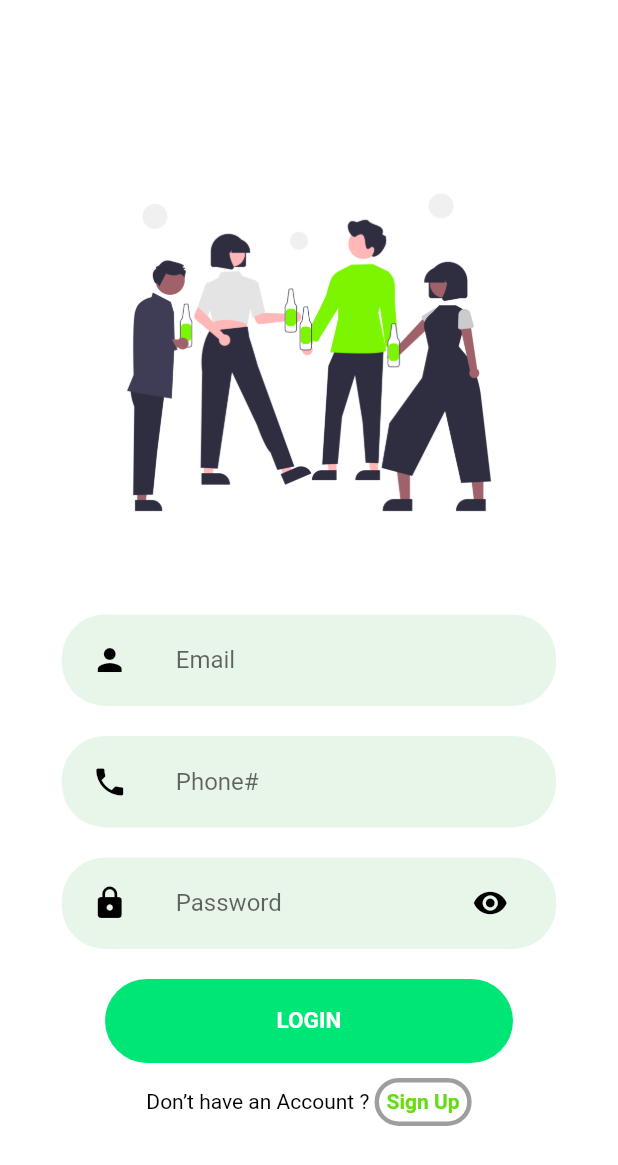
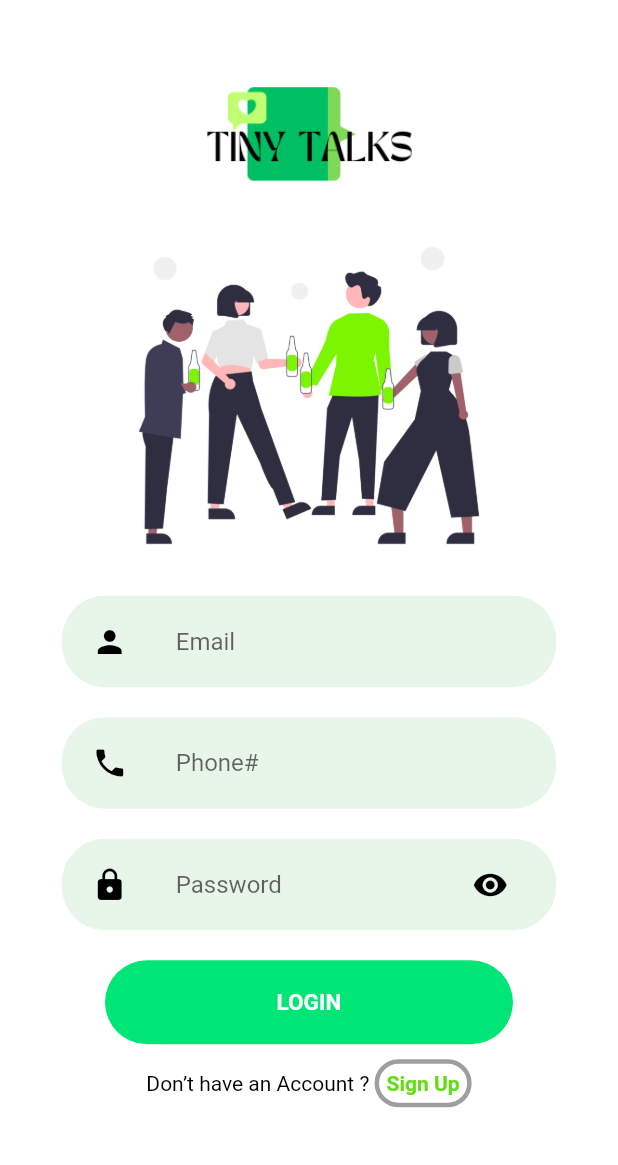
Before and after one commit to AhnAne007/GroupChatApp_Flutter, a Flutter app: the screen it shows after launch, on a phone screen of 412 x 824 dp. Shown: the top 1165 px of the screen. Run offline on Flutter 3.47's test engine with Material 2 defaults, Android fonts, the phone set to English and light mode, and no system bars; our stand-ins replace cloud_firestore, firebase_auth, firebase_core, flutter_otp_text_field, google_fonts; accounts and stored records are empty.

Commit message:
Setting up the UI

```diff
--- a/lib/screens/login_screen.dart
+++ b/lib/screens/login_screen.dart
@@ -28,10 +28,19 @@ class _LogInScreenState extends State<LogInScreen> {
         child: Column(
           mainAxisAlignment: MainAxisAlignment.center,
           children: <Widget>[
-            SizedBox(height: 70,),
+            SizedBox(height: 40,),
+            SizedBox(
+              width: 180,
+              height: 100,
+              child: Image.asset(
+                "assets/chatlogo.png",
+                height: size.height * 0.45,
+                width: 30,
+              ),
+            ),
             Container(
               width: size.width - 90,
-              height: size.height * 0.4,
+              height: size.height * 0.3,
               child: Image.asset(
                 "assets/login.png",
                 height: size.height * 0.45,
```
Also changed, not shown: assets/chatlogo.png (added).
